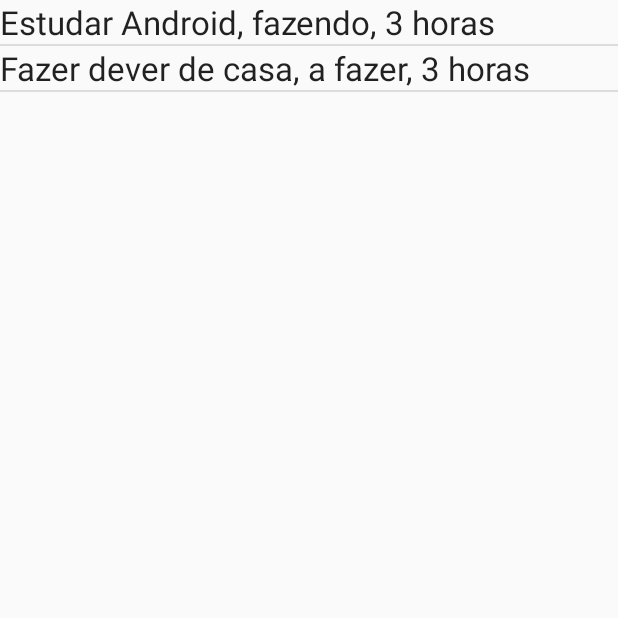
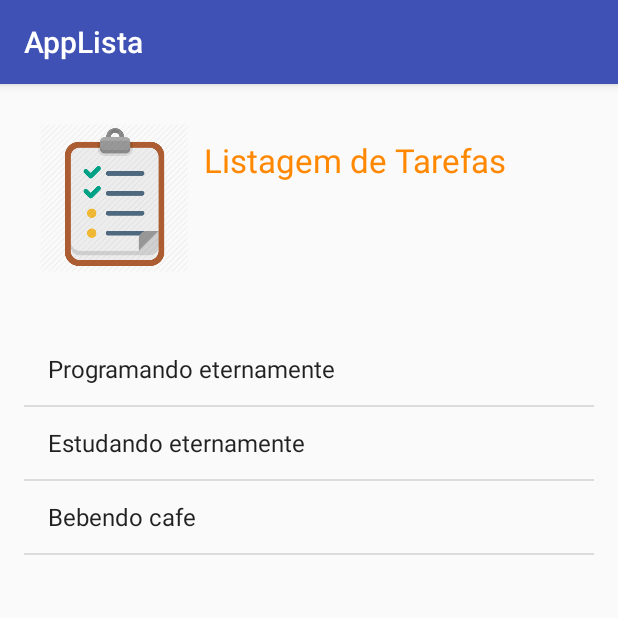
Before and after one commit to ManuJS/AppLista, an Android app: the screen it shows after launch (NossaLista before the commit, MainActivity after it), on a phone screen of 412 x 824 dp, the top half of it. Run offline under Robolectric (Android 15) with nearby library versions, the phone set to English and light mode, and no system bars.

Commit message:
separacao do cabecalho e inflando o fragment com a listview, ainda dados estaticos

```diff
--- /dev/null
+++ b/app/src/main/java/applista/manu/com/Fragments/ListaFragments.java
@@ -0,0 +1,37 @@
+package applista.manu.com.Fragments;
+
+import android.os.Bundle;
+import android.support.annotation.Nullable;
+import android.support.v4.app.Fragment;
+import android.view.LayoutInflater;
+import android.view.View;
+import android.view.ViewGroup;
+import android.widget.ArrayAdapter;
+import android.widget.ListView;
+
+import java.util.Arrays;
+import java.util.List;
+
+import applista.manu.com.R;
+
+/**
+ * Created by emanu on 28/08/2016.
+ */
+public class ListaFragments extends Fragment {
+
+    ListView listView;
+
+    @Nullable
+    @Override
+    public View onCreateView(LayoutInflater inflater, @Nullable ViewGroup container, @Nullable Bundle savedInstanceState) {
+        View rootView = inflater.inflate(R.layout.fragment_main, container, false);
+
+        List<String> dados = Arrays.asList("Programando eternamente", "Estudando eternamente", "Bebendo cafe ");
+        ArrayAdapter<String> adapter = new ArrayAdapter<String>(getContext(), android.R.layout.simple_list_item_1, dados );
+        listView = (ListView) rootView.findViewById(R.id.listatarefas);
+
+        listView.setAdapter(adapter);
+
+        return rootView;
+    }
+}
--- a/app/src/main/java/applista/manu/com/MainActivity.java
+++ b/app/src/main/java/applista/manu/com/MainActivity.java
@@ -3,11 +3,14 @@ package applista.manu.com;
 import android.app.ListActivity;
 import android.content.Intent;
 import android.os.Bundle;
+import android.support.v4.app.ListFragment;
 import android.support.v7.app.AppCompatActivity;
 import android.widget.ArrayAdapter;
 
 import java.util.Arrays;
 import java.util.List;
+
+import applista.manu.com.Fragments.ListaFragments;
 
 public class MainActivity extends AppCompatActivity {
 
@@ -17,8 +20,18 @@ public class MainActivity extends AppCompatActivity {
         super.onCreate(savedInstanceState);
         setContentView(R.layout.activity_main);
 
-        Intent i = new Intent(this, NossaLista.class);
-        startActivity(i);
+        //A classe ActivityMain irá carregar o layout inicial
+        //O layout dessa activity, carrega o cabeçalho da aplicação que é o icone dela e o nome dela.
+        //basicamente um imageview + textview
+
+        if (savedInstanceState == null) {
+            getSupportFragmentManager().beginTransaction()
+                    .add(R.id.container, new ListaFragments())
+                    .commit(); //nesse bloco, estou inflando o layout do fragment ListaFragments
+            //fragments é um bom uso da tela, ele permite reutilização do layout original permitindo trocar apenas
+            //a parte desejada e economizando processamento na hora de carregar o layout da view por completo.
+
+        }
 
     }
 }
--- a/app/src/main/res/layout/activity_main.xml
+++ b/app/src/main/res/layout/activity_main.xml
@@ -7,6 +7,7 @@
     android:paddingLeft="@dimen/activity_horizontal_margin"
     android:paddingRight="@dimen/activity_horizontal_margin"
     android:paddingTop="@dimen/activity_vertical_margin"
+    android:id="@+id/container"
     tools:context="applista.manu.com.MainActivity"
 
     android:orientation="vertical">
@@ -36,17 +37,6 @@
             android:layout_marginTop="20dp" />
 
     </LinearLayout>
-    <LinearLayout android:id="@+id/linear_layout_lista"
-        android:layout_width="match_parent"
-        android:layout_height="wrap_content"
-        android:orientation="horizontal">
-
-        <ListView
-            android:id="@+id/listatarefas"
-            android:layout_width="wrap_content"
-            android:layout_height="345dp"></ListView>
 
 
-    </LinearLayout>
-
 </LinearLayout>
--- /dev/null
+++ b/app/src/main/res/layout/fragment_main.xml
@@ -0,0 +1,21 @@
+<?xml version="1.0" encoding="utf-8"?>
+<LinearLayout xmlns:android="http://schemas.android.com/apk/res/android"
+    android:orientation="vertical" android:layout_width="match_parent"
+    android:layout_height="match_parent">
+
+
+    <LinearLayout android:id="@+id/linear_layout_lista"
+        android:layout_width="match_parent"
+        android:layout_height="wrap_content"
+        android:orientation="horizontal">
+
+        <ListView
+            android:id="@+id/listatarefas"
+            android:layout_width="wrap_content"
+            android:layout_height="345dp"/>
+
+
+    </LinearLayout>
+
+
+</LinearLayout>
```
Also changed, not shown: app/src/main/java/applista/manu/com/NossaLista.java (+8 -0 lines).
